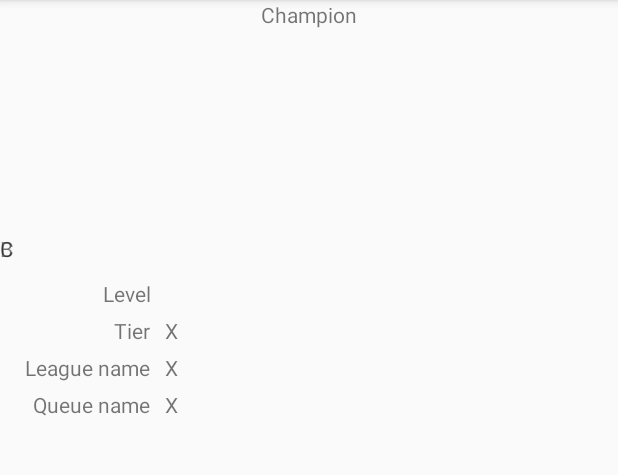
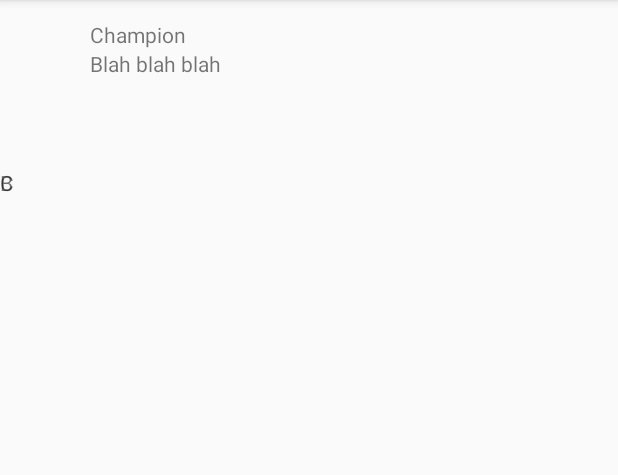
Before and after one commit to Nightstalker350119/LoLapp, an Android app: the SummonerSearchResultsActivity screen opened directly, with no data from a screen before it, on a phone screen of 412 x 824 dp, the part 84-559 px from its top. Run offline under Robolectric (Android 15) with nearby library versions, the phone set to English and light mode, and no system bars; network calls fail.

Commit message:
Summoner Search Result Update and Asynchronous Multithreading
- Phase 1 continuation of Summoner Search Result UI/Code Implementation.
- Asynchcronous Multithreading  for proper API callbacks when requesting and retrieving information.
- UI Helper class, makes toats display when called.
- League Collection Fragment

```diff
--- a/game_companion_app/app/build.gradle
+++ b/game_companion_app/app/build.gradle
@@ -23,6 +23,7 @@ dependencies {
     implementation 'com.android.support:appcompat-v7:26.1.0'
     implementation 'com.android.support:design:26.1.0'
     implementation 'com.android.support.constraint:constraint-layout:1.0.2'
+    implementation 'com.android.support:support-v4:26.1.0'
     compile 'com.squareup.retrofit2:retrofit:2.3.0'
     compile 'com.squareup.retrofit2:converter-gson:2.3.0'
     testImplementation 'junit:junit:4.12'
--- a/game_companion_app/app/src/main/java/com/norbertotaveras/game_companion_app/DTO/League/LeagueListDTO.java
+++ b/game_companion_app/app/src/main/java/com/norbertotaveras/game_companion_app/DTO/League/LeagueListDTO.java
@@ -2,13 +2,14 @@ package com.norbertotaveras.game_companion_app.DTO.League;
 
 import com.norbertotaveras.game_companion_app.DTO.League.LeagueItemDTO;
 
+import java.io.Serializable;
 import java.util.List;
 
 /**
  * Created by Norberto Taveras on 11/28/2017.
  */
 
-public class LeagueListDTO {
+public class LeagueListDTO implements Serializable {
     public String leagueid;
     public String tier;
     public String queue;
--- a/game_companion_app/app/src/main/java/com/norbertotaveras/game_companion_app/DTO/StaticData/ProfileIconDetailsDTO.java
+++ b/game_companion_app/app/src/main/java/com/norbertotaveras/game_companion_app/DTO/StaticData/ProfileIconDetailsDTO.java
@@ -4,7 +4,7 @@ package com.norbertotaveras.game_companion_app.DTO.StaticData;
  * Created by Norberto on 11/28/2017.
  */
 
-class ProfileIconDetailsDTO {
+public class ProfileIconDetailsDTO {
     public ImageDTO image;
     long id;
 }
--- a/game_companion_app/app/src/main/java/com/norbertotaveras/game_companion_app/SummonerSearchResultsActivity.java
+++ b/game_companion_app/app/src/main/java/com/norbertotaveras/game_companion_app/SummonerSearchResultsActivity.java
@@ -5,12 +5,20 @@ import android.graphics.drawable.Drawable;
 import android.os.Handler;
 import android.os.Looper;
 import android.os.Message;
+import android.support.v4.app.Fragment;
+import android.support.v4.app.FragmentManager;
+import android.support.v4.app.FragmentStatePagerAdapter;
+import android.support.v4.view.ViewPager;
 import android.support.v7.app.AppCompatActivity;
 import android.os.Bundle;
 import android.util.Log;
+import android.view.LayoutInflater;
+import android.view.View;
+import android.view.ViewGroup;
 import android.widget.ImageView;
 import android.widget.TabHost;
 import android.widget.TextView;
+import android.widget.Toast;
 
 import com.norbertotaveras.game_companion_app.DTO.League.LeagueItemDTO;
 import com.norbertotaveras.game_companion_app.DTO.League.LeagueListDTO;
@@ -28,33 +36,34 @@ import retrofit2.Response;
 public class SummonerSearchResultsActivity extends AppCompatActivity {
     private RiotGamesService apiService;
     private String searchText;
-    private TextView summonerLevel;
     private ImageView profileIcon;
 
-    private ProfileIconDataDTO profileIconDataDTO;
     private long profileIconId;
-    private String version;
-    private boolean profileIconDone;
 
     private Handler uiThreadHandler;
 
-    private TextView levelText;
+    private TextView summonerName;
     private TextView tierText;
-    private TextView leagueText;
     private TextView queueText;
+    private TextView summonerSummary;
+    LeagueCollectionFragmentAdapter leaguePagerAdapter;
+    private ViewPager leaguePager;
 
     @Override
     protected void onCreate(Bundle savedInstanceState) {
         super.onCreate(savedInstanceState);
         setContentView(R.layout.activity_summoner_search_results);
 
-        summonerLevel = findViewById(R.id.level);
+        summonerName = findViewById(R.id.summoner_name);
+        summonerSummary = findViewById(R.id.summoner_summary);
         profileIcon = findViewById(R.id.profile_icon);
+        queueText = findViewById(R.id.queue_name);
 
-        levelText = findViewById(R.id.level);
         tierText = findViewById(R.id.tier);
-        leagueText = findViewById(R.id.league);
-        queueText = findViewById(R.id.queue);
+        leaguePager = findViewById(R.id.league_pager);
+
+        leaguePagerAdapter = new LeagueCollectionFragmentAdapter(getSupportFragmentManager());
+        leaguePager.setAdapter(leaguePagerAdapter);
 
         TabHost host;
         host = findViewById(R.id.tab_scr);
@@ -108,73 +117,19 @@ public class SummonerSearchResultsActivity extends AppCompatActivity {
                     Log.e("riottest", String.format("async request failed = %s", t));
                 }
             });
-
-            Call<ProfileIconDataDTO> getProfileIconsRequest = apiService.getProfileIcons();
-
-            getProfileIconsRequest.enqueue(new Callback<ProfileIconDataDTO>() {
-                @Override
-                public void onResponse(Call<ProfileIconDataDTO> call,
-                                       Response<ProfileIconDataDTO> response) {
-                    handleGetProfileIconData(response.body());
-                }
-
-                @Override
-                public void onFailure(Call<ProfileIconDataDTO> call, Throwable t) {
-
-                }
-            });
-
-//            Call<List<String>> getVersionsRequest = apiService.getVersions();
-//
-//            getVersionsRequest.enqueue(new Callback<List<String>>() {
-//                @Override
-//                public void onResponse(Call<List<String>> call, Response<List<String>> response) {
-//                    handleGetVersionsRequest(response.body());
-//                }
-//
-//                @Override
-//                public void onFailure(Call<List<String>> call, Throwable t) {
-//
-//                }
-//            });
-
-            Call<RealmDTO> getRealmsRequest = apiService.getRealms();
-
-            getRealmsRequest.enqueue(new Callback<RealmDTO>() {
-                @Override
-                public void onResponse(Call<RealmDTO> call, Response<RealmDTO> response) {
-                    handleGetRealmsRequest(response.body());
-                }
-
-                @Override
-                public void onFailure(Call<RealmDTO> call, Throwable t) {
-
-                }
-            });
         }
         catch (Exception ex) {
             Log.e("riottest", String.format("request completely failed = %s", ex));
         }
     }
 
-    private void handleGetRealmsRequest(RealmDTO realmDTO) {
-        version = realmDTO.v;
-        updateProfileIcon();
-    }
-
 //    private void handleGetVersionsRequest(List<String> versions) {
 //
 //    }
 
-    private void handleGetProfileIconData(ProfileIconDataDTO iconDataDto) {
-        profileIconDataDTO = iconDataDto;
-        updateProfileIcon();
-    }
-
     // Needs profileIconData, versionData
     private void updateProfileIcon() {
-        if (!profileIconDone && profileIconId != 0 && version != null) {
-            RiotAPI.fetchProfileIcon(version, profileIconId, new okhttp3.Callback() {
+        RiotAPI.fetchProfileIcon(profileIconId, new okhttp3.Callback() {
             @Override
             public void onResponse(okhttp3.Call call,
                                    okhttp3.Response response) throws IOException {
@@ -197,12 +152,22 @@ public class SummonerSearchResultsActivity extends AppCompatActivity {
 
             }
         });
-            profileIconDone = true;
-        }
     }
 
     private void handleGetSummonerResponse(final SummonerDTO summoner) {
-        summonerLevel.setText(String.valueOf(summoner.summonerLevel));
+        if (summoner == null) {
+            UIHelper.showToast(this,
+                    String.format("Summoner \"%s\" not found", searchText), Toast.LENGTH_SHORT);
+            finish();
+            return;
+        }
+
+        summonerName.setText(summoner.name);
+
+        String summary = String.valueOf("Level " + String.valueOf(summoner.summonerLevel) +
+            " | ");
+        summonerSummary.setText(summary);
+
         profileIconId = summoner.profileIconId;
         updateProfileIcon();
 
@@ -223,18 +188,37 @@ public class SummonerSearchResultsActivity extends AppCompatActivity {
     }
 
     private void handleLeagueListResponse(SummonerDTO summoner, List<LeagueListDTO> leagueList) {
-        for (LeagueListDTO league : leagueList) {
-            queueText.setText(league.queue);
-            tierText.setText(league.tier);
-            leagueText.setText(league.name);
-            levelText.setText(String.valueOf(summoner.summonerLevel));
+        leaguePagerAdapter.setLeagueList(leagueList);
+        leaguePagerAdapter.notifyDataSetChanged();
+    }
 
+    private static class LeagueCollectionFragmentAdapter extends FragmentStatePagerAdapter {
+        List<LeagueListDTO> leagueList;
 
-//            for (LeagueItemDTO item : league.entries) {
-//                if (item.playerOrTeamId == summoner.name) {
-//                    Log.v("gcadebug", "found them");
-//                }
-//            }
+        LeagueCollectionFragmentAdapter(FragmentManager fm) {
+            super(fm);
+        }
+
+        public void setLeagueList(List<LeagueListDTO> list) {
+            leagueList = list;
+            Log.v("wtf", String.format("added list with %d items", list.size()));
+        }
+
+        @Override
+        public Fragment getItem(int position) {
+            if (leagueList == null)
+                return null;
+
+            Fragment fragment = new LeagueCollectionFragment();
+            Bundle args = new Bundle();
+            args.putSerializable(LeagueCollectionFragment.ARG_LEAGUELIST, leagueList.get(position));
+            fragment.setArguments(args);
+            return fragment;
+        }
+
+        @Override
+        public int getCount() {
+            return leagueList != null ? leagueList.size() : 0;
         }
     }
 }
--- a/game_companion_app/app/src/main/res/layout/activity_summoner_search_results.xml
+++ b/game_companion_app/app/src/main/res/layout/activity_summoner_search_results.xml
@@ -1,32 +1,41 @@
 <?xml version="1.0" encoding="utf-8"?>
-<android.support.constraint.ConstraintLayout xmlns:android="http://schemas.android.com/apk/res/android"
+<LinearLayout xmlns:android="http://schemas.android.com/apk/res/android"
     xmlns:app="http://schemas.android.com/apk/res-auto"
     xmlns:tools="http://schemas.android.com/tools"
     android:layout_width="match_parent"
-    android:layout_height="match_parent"
+    android:layout_height="wrap_content"
+    android:orientation="vertical"
     tools:context="com.norbertotaveras.game_companion_app.SummonerSearchResultsActivity">
-
     <LinearLayout
         android:id="@+id/header_container"
-        android:layout_width="0dp"
-        android:layout_height="100dp"
-        app:layout_constraintTop_toTopOf="parent"
-        app:layout_constraintStart_toStartOf="parent"
-        app:layout_constraintEnd_toEndOf="parent">
+        android:layout_width="match_parent"
+        android:layout_height="wrap_content"
+        android:orientation="horizontal">
         <ImageView
             android:id="@+id/profile_icon"
             android:layout_width="wrap_content"
             android:layout_height="wrap_content"
-            app:layout_constraintStart_toStartOf="parent"
-            app:layout_constraintTop_toTopOf="parent"/>
-        <TextView
-            android:id="@+id/search"
-            android:layout_width="match_parent"
+            android:minWidth="48dp"
+            android:minHeight="48dp"
+            android:layout_margin="4dp"
+            android:layout_gravity="center_vertical"/>
+        <LinearLayout
+            android:layout_width="wrap_content"
             android:layout_height="wrap_content"
-            android:textAlignment="center"
-            android:text="Champion"
-            app:layout_constraintStart_toEndOf="@id/profile_icon"
-            app:layout_constraintEnd_toEndOf="parent"/>
+            android:orientation="vertical"
+            android:layout_gravity="bottom"
+            android:layout_margin="4dp">
+            <TextView
+                android:id="@+id/summoner_name"
+                android:layout_width="match_parent"
+                android:layout_height="wrap_content"
+                android:text="Champion"/>
+            <TextView
+                android:id="@+id/summoner_summary"
+                android:layout_width="match_parent"
+                android:layout_height="wrap_content"
+                android:text="Blah blah blah"/>
+        </LinearLayout>
     </LinearLayout>
     <LinearLayout
         android:layout_width="match_parent"
@@ -34,9 +43,7 @@
         <TabHost
             android:id="@+id/tab_scr"
             android:layout_width="match_parent"
-            android:layout_height="wrap_content"
-            android:layout_marginTop="100dp"
-            app:layout_constraintBottom_toBottomOf="parent">
+            android:layout_height="wrap_content">
             <TabWidget
                 android:id="@android:id/tabs"
                 android:layout_width="match_parent"
@@ -52,100 +59,11 @@
                     android:layout_height="wrap_content"
                     android:layout_marginTop="56dp"
                     android:orientation="vertical">
-                    <TextView
-                        android:id="@+id/level_title"
-                        android:layout_width="wrap_content"
-                        android:layout_height="wrap_content"
-                        android:text="Level"
-                        android:textAlignment="textEnd"
-                        android:minWidth="100dp"
-                        android:layout_marginTop="30dp"
-                        app:layout_constraintStart_toStartOf="parent"
-                        app:layout_constraintTop_toTopOf="parent"/>
-
-                    <TextView
-                        android:id="@+id/level"
-                        android:layout_width="0dp"
-                        android:layout_height="wrap_content"
-                        android:layout_marginStart="10dp"
-                        android:minWidth="100dp"
-                        app:layout_constraintStart_toEndOf="@id/level_title"
-                        app:layout_constraintTop_toTopOf="@id/level_title"
-                        app:layout_constraintEnd_toEndOf="parent"/>
-
-                    <TextView
-                        android:id="@+id/tier_title"
-                        android:layout_width="0dp"
-                        android:layout_height="wrap_content"
-                        android:textAlignment="textEnd"
-                        android:minWidth="100dp"
-                        android:layout_marginTop="5dp"
-                        app:layout_constraintTop_toBottomOf="@id/level"
-                        app:layout_constraintStart_toStartOf="parent"
-                        android:text="Tier"/>
-                    <TextView
-                        android:id="@+id/tier"
-                        android:layout_width="0dp"
-                        android:layout_height="wrap_content"
-                        android:layout_marginStart="10dp"
-                        android:minWidth="100dp"
-                        app:layout_constraintStart_toEndOf="@id/tier_title"
-                        app:layout_constraintTop_toTopOf="@id/tier_title"
-                        app:layout_constraintEnd_toEndOf="parent"
-                        android:text="X"/>
-
-                    <TextView
-                        android:id="@+id/league_title"
-                        android:layout_width="0dp"
-                        android:layout_height="wrap_content"
-                        android:textAlignment="textEnd"
-                        android:minWidth="100dp"
-                        android:layout_marginTop="5dp"
-                        app:layout_constraintStart_toStartOf="parent"
-                        app:layout_constraintTop_toBottomOf="@id/tier_title"
-                        android:text="League name"/>
-                    <TextView
-                        android:id="@+id/league"
-                        android:layout_width="0dp"
-                        android:layout_height="wrap_content"
-                        android:minWidth="100dp"
-                        android:layout_marginStart="10dp"
-                        app:layout_constraintTop_toTopOf="@id/league_title"
-                        app:layout_constraintStart_toEndOf="@id/league_title"
-                        app:layout_constraintEnd_toEndOf="parent"
-                        android:text="X"/>
-
-                    <TextView
-                        android:id="@+id/queue_title"
-                        android:layout_width="0dp"
-                        android:layout_height="wrap_content"
-                        android:textAlignment="textEnd"
-                        android:minWidth="100dp"
-                        android:layout_marginTop="5dp"
-                        app:layout_constraintStart_toStartOf="parent"
-                        app:layout_constraintTop_toBottomOf="@id/league_title"
-                        android:text="Queue name"/>
-                    <TextView
-                        android:id="@+id/queue"
-                        android:layout_width="0dp"
-                        android:layout_height="wrap_content"
-                        android:minWidth="100dp"
-                        android:layout_marginStart="10dp"
-                        app:layout_constraintTop_toTopOf="@id/queue_title"
-                        app:layout_constraintStart_toEndOf="@id/queue_title"
-                        app:layout_constraintEnd_toEndOf="parent"
-                        android:text="X"/>
-
-                    <!--TextView
-                        android:layout_width="wrap_content"
-                        android:layout_height="wrap_content"
-                        android:text="Whatever"
-                        android:textAlignment="textEnd"
-                        android:minWidth="100dp"/>
-                    <TextView
-                        android:id="@+id/whatever"
-                        android:layout_width="wrap_content"
-                        android:layout_height="wrap_content" /-->
+                    <android.support.v4.view.ViewPager
+                        android:id="@+id/league_pager"
+                        android:layout_width="match_parent"
+                        android:layout_height="wrap_content">
+                    </android.support.v4.view.ViewPager>
                 </android.support.constraint.ConstraintLayout>
                 <android.support.constraint.ConstraintLayout
                     android:id="@+id/tab_champs"
@@ -175,4 +93,4 @@
             </FrameLayout>
         </TabHost>
     </LinearLayout>
-</android.support.constraint.ConstraintLayout>
+</LinearLayout>
--- a/game_companion_app/app/src/main/res/values/strings.xml
+++ b/game_companion_app/app/src/main/res/values/strings.xml
@@ -3,4 +3,7 @@
     <string name="title_home">Home</string>
     <string name="title_dashboard">Dashboard</string>
     <string name="title_notifications">Notifications</string>
+
+    <!-- TODO: Remove or change this placeholder text -->
+    <string name="hello_blank_fragment">Hello blank fragment</string>
 </resources>
```
Also changed, not shown: game_companion_app/app/src/main/java/com/norbertotaveras/game_companion_app/LeagueCollectionFragment.java (added, +88 -0 lines), game_companion_app/app/src/main/java/com/norbertotaveras/game_companion_app/MainActivity.java (+8 -3 lines), game_companion_app/app/src/main/java/com/norbertotaveras/game_companion_app/RiotAPI.java (+107 -9 lines), game_companion_app/app/src/main/java/com/norbertotaveras/game_companion_app/UIHelper.java (added, +15 -0 lines), game_companion_app/app/src/main/res/layout/fragment_league_collection.xml (added, +83 -0 lines). Lines whose indentation alone changed are shown as unchanged.
